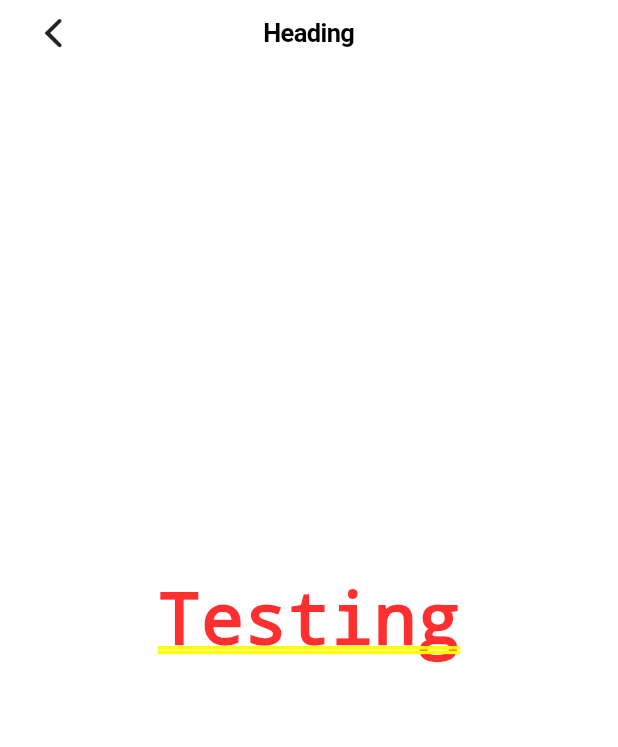
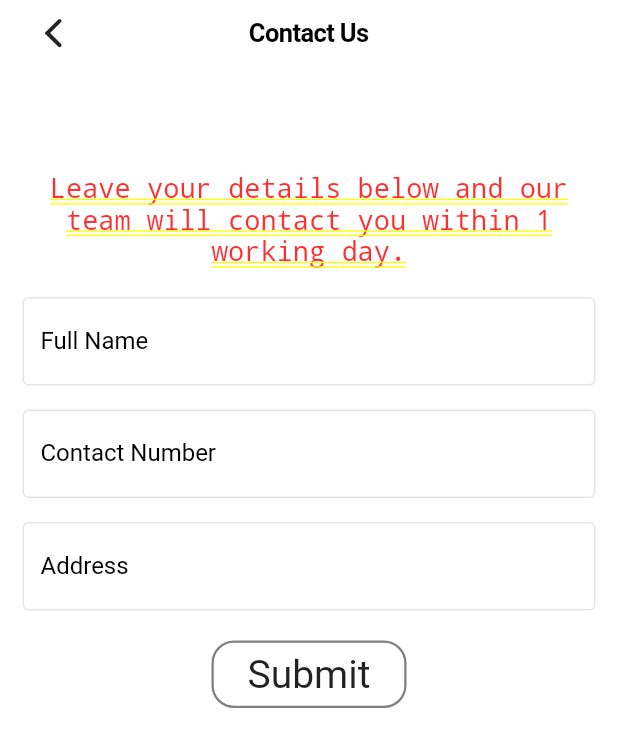
Before and after one commit to Adeline-Chew/DSC_my_food_app, a Flutter app: the ContactUs screen opened directly, on a phone screen of 412 x 824 dp. Shown: the top 747 px of the screen. Run offline on Flutter 3.47's test engine with Material 2 defaults, Android fonts, the phone set to English and light mode, and no system bars; our stand-ins replace firebase_auth, flutter_icons, google_maps_flutter, percent_indicator; accounts and stored records are empty.

Commit message:
Share Food commit.

```diff
--- a/lib/food/contact_us.dart
+++ b/lib/food/contact_us.dart
@@ -1,5 +1,105 @@
 import 'package:flutter/cupertino.dart';
 import 'package:flutter/material.dart';
+
+class SubmissionForm extends StatefulWidget {
+  const SubmissionForm({Key key}) : super(key: key);
+
+  @override
+  _SubmissionFormState createState() => _SubmissionFormState();
+}
+
+class _SubmissionFormState extends State<SubmissionForm> {
+  final GlobalKey<FormState> _formKey = GlobalKey<FormState>();
+  bool _agreedToTOS = true;
+
+  @override
+  Widget build(BuildContext context) {
+    return Form(
+        key: _formKey,
+        child: Center(
+          child: Column(
+            crossAxisAlignment: CrossAxisAlignment.center,
+            mainAxisAlignment: MainAxisAlignment.center,
+            children: [
+              Padding(
+                padding:
+                    const EdgeInsets.only(left: 15.0, right: 15.0, top: 15.0),
+                child: Text(
+                  'Leave your details below and our team will contact you within 1 working day.',
+                  style: TextStyle(fontSize: 18, fontWeight: FontWeight.w300),
+                  textAlign: TextAlign.center,
+                ),
+              ),
+              const SizedBox(height: 20.0),
+              TextFormField(
+                decoration: const InputDecoration(labelText: 'Full Name'),
+                // ignore: missing_return
+                validator: (String value) {
+                  if (value.trim().isEmpty) {
+                    return 'Full Name is required';
+                  }
+                },
+              ),
+              const SizedBox(height: 16.0),
+              TextFormField(
+                decoration: const InputDecoration(labelText: 'Contact Number'),
+                // ignore: missing_return
+                validator: (String value) {
+                  if (value.trim().isEmpty) {
+                    return 'Contact Number is required';
+                  }
+                },
+              ),
+              const SizedBox(height: 16.0),
+              TextFormField(
+                decoration: const InputDecoration(labelText: 'Address'),
+              ),
+              const SizedBox(height: 20.0),
+              Align(
+                alignment: Alignment.center,
+                child: SizedBox(
+                  height: 45.0,
+                  width: 130.0,
+                  child: OutlinedButton(
+                    style: ButtonStyle(
+                        shape: MaterialStateProperty.all<OutlinedBorder>(
+                            RoundedRectangleBorder(
+                                borderRadius: new BorderRadius.circular(15.0),
+                                side: BorderSide(width: 5)))),
+                    onPressed: _submittable() ? _submit : null,
+                    child: const Text(
+                      'Submit',
+                      style: TextStyle(
+                          fontSize: 26.0,
+                          color: Colors.black87,
+                          fontWeight: FontWeight.w400),
+                    ),
+                  ),
+                ),
+              )
+            ],
+          ),
+        ));
+  }
+
+  bool _submittable() {
+    return _agreedToTOS;
+  }
+
+  void _submit() {
+    if (_formKey.currentState.validate()) {
+      const SnackBar snackBar = SnackBar(content: Text('Form submitted'));
+
+      Scaffold.of(context).showSnackBar(snackBar);
+    }
+  }
+
+  void _setAgreedToTOS(bool newValue) {
+    setState(() {
+      _agreedToTOS = newValue;
+    });
+  }
+}
 
 class ContactUs extends StatelessWidget {
   @override
@@ -8,15 +108,21 @@ class ContactUs extends StatelessWidget {
         navigationBar: CupertinoNavigationBar(
           leading: CupertinoNavigationBarBackButton(
             color: Colors.black87,
-            onPressed: (){
+            onPressed: () {
               Navigator.pop(context);
             },
           ),
-          middle: Text("Heading"),
+          middle: Text("Contact Us"),
         ),
-        child: Center(
-          child: Text("Testing"),
-        )
-    );
+        child: SingleChildScrollView(
+            child: Column(
+          children: [
+            Padding(padding: EdgeInsets.all(50.0)),
+            Padding(
+              padding: EdgeInsets.fromLTRB(15, 0, 15, 0),
+              child: SubmissionForm(),
+            )
+          ],
+        )));
   }
 }
--- a/lib/food/theme_data.dart
+++ b/lib/food/theme_data.dart
@@ -11,6 +11,11 @@ ThemeData buildThemeData() {
     textSelectionColor: Colors.black12,
     cursorColor: Colors.black,
     toggleableActiveColor: Colors.black,
+    outlinedButtonTheme: OutlinedButtonThemeData(
+      style: OutlinedButton.styleFrom(primary: Colors.black87, side: BorderSide(
+        color: Colors.black87.withOpacity(0.5), width: 1.5,
+      ))
+    ),
     inputDecorationTheme: InputDecorationTheme(
       border: const OutlineInputBorder(
         borderSide: BorderSide(color: Colors.black),
```
Also changed, not shown: lib/food/rider_pick_up.dart (+52 -14 lines), pubspec.lock, 2 other files.
